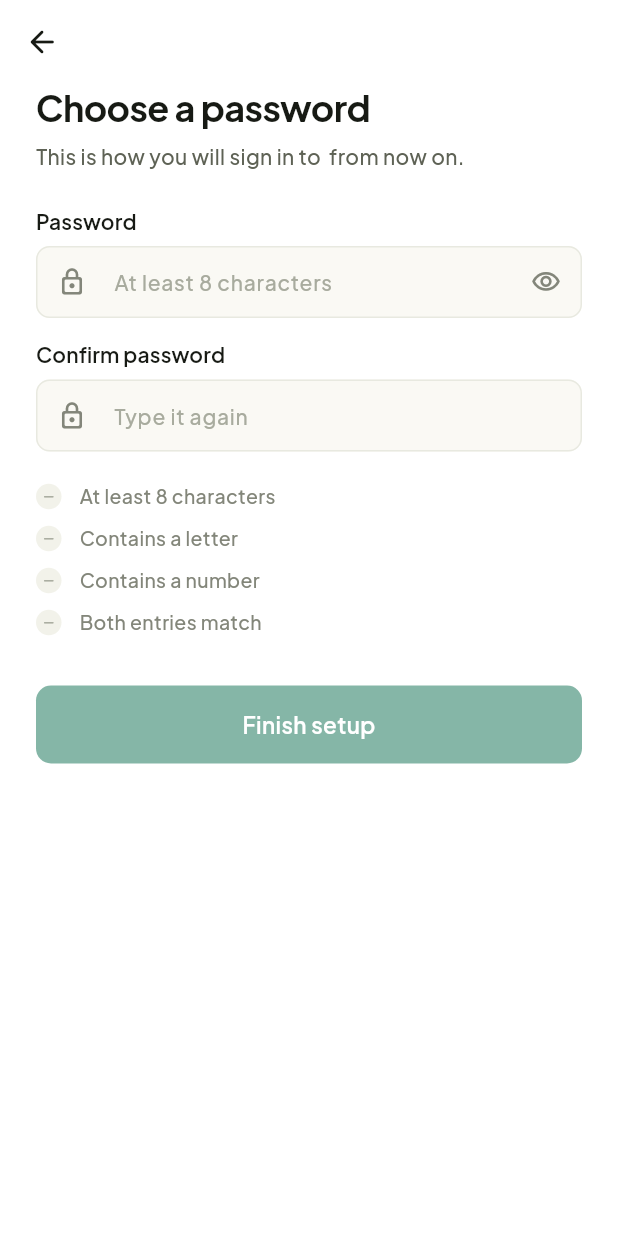
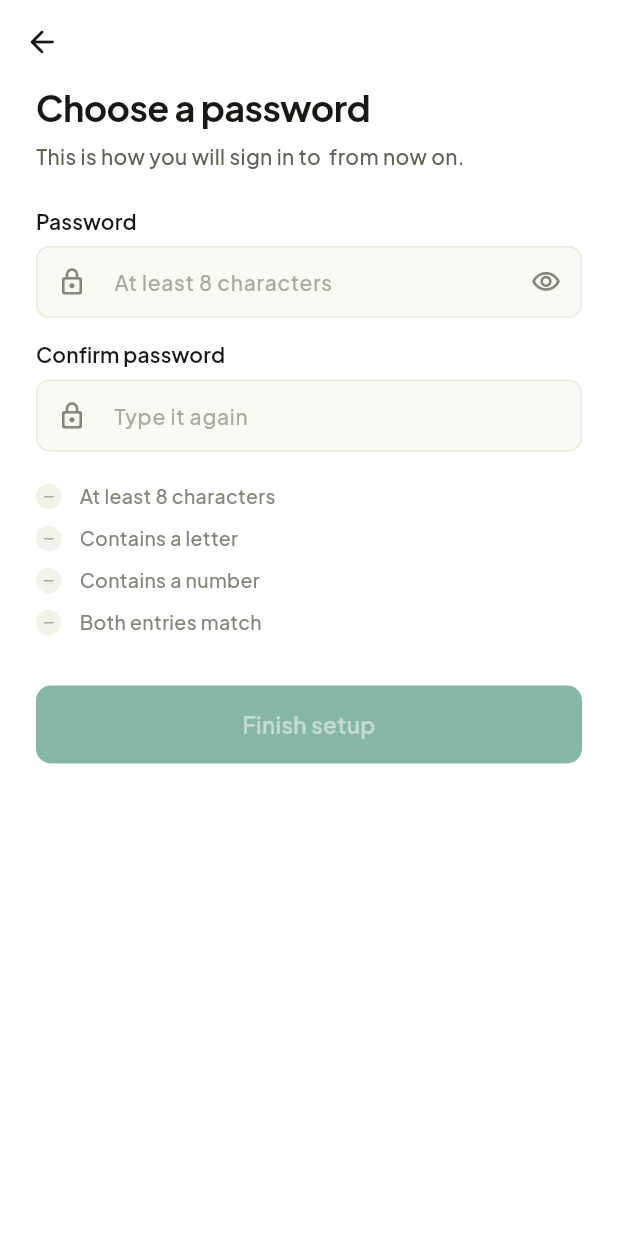
Before and after one commit to Gbemz10/Recur, a Flutter app: the CreatePasswordScreen screen opened directly with empty values, on a phone screen of 412 x 824 dp. Run offline on Flutter 3.47's test engine with Material 3 defaults, Android fonts, the phone set to English and light mode, and no system bars; our stand-ins replace flutter_secure_storage, google_fonts, image_picker, webview_flutter; accounts and stored records are empty.

Commit message:
Fix AppButton darkening when disabled, warn on duplicate trials
- The real cause of the Cancel button 'going dark': AppButton dimmed a
  disabled button by raising its background alpha. For solid variants
  (primary/destructive) that fades correctly, but ghost/outline start
  from Colors.transparent, which is black at 0% opacity — raising its
  alpha turned invisible black into a visible dark box. Reproduced via
  screen recording: Cancel darkens the instant Add reminder starts
  loading (both become 'disabled' together). Fixed by leaving
  transparent backgrounds alone and dimming the foreground text/icon
  color instead, so every variant gets a real disabled look without
  the artifact. (The barrierColor fix on the date picker sheet from
  the earlier report was a real, separate bug — this is the other
  cause of the same visual complaint.)
- Warn before creating a trial reminder with the same label + end date
  as one that already exists, rather than silently allowing a second,
  visually indistinguishable row. Doesn't block it outright — someone
  may genuinely want two trials with the same name.

```diff
--- a/lib/ui/app_button.dart
+++ b/lib/ui/app_button.dart
@@ -56,6 +56,18 @@
     final c = _colors(context);
     final disabled = onPressed == null || isLoading;
 
+    // Dimming a fully-transparent background (the ghost and outline
+    // variants both start from `Colors.transparent`, which is black at 0%
+    // opacity) by raising its alpha doesn't fade it — it turns invisible
+    // black into visible black, which read as the button "going dark" the
+    // moment it was disabled (e.g. Cancel next to a submitting button).
+    // Only opaque backgrounds fade correctly by raising alpha, so leave a
+    // transparent background alone and dim the foreground instead — that
+    // gives every variant, including ghost/outline, a real disabled look.
+    final fg = disabled ? c.fg.withValues(alpha: 0.5) : c.fg;
+    final bg = disabled && c.bg.a > 0 ? c.bg.withValues(alpha: 0.5) : c.bg;
+    final border = disabled && c.border != null ? c.border!.withValues(alpha: 0.5) : c.border;
+
     final content = Row(
       mainAxisSize: expand ? MainAxisSize.max : MainAxisSize.min,
       mainAxisAlignment: MainAxisAlignment.center,
@@ -67,7 +79,7 @@
           AppDotsLoader(size: _fontSize * 0.5, color: c.fg)
         else ...[
           if (icon != null) ...[
-            Icon(icon, size: 18, color: c.fg),
+            Icon(icon, size: 18, color: fg),
             const SizedBox(width: AppSpacing.sm),
           ],
           Text(
@@ -75,13 +87,13 @@
             style: TextStyle(
               fontSize: _fontSize,
               fontWeight: FontWeight.w600,
-              color: c.fg,
+              color: fg,
               height: 1,
             ),
           ),
           if (trailingIcon != null) ...[
             const SizedBox(width: AppSpacing.sm),
-            Icon(trailingIcon, size: 18, color: c.fg),
+            Icon(trailingIcon, size: 18, color: fg),
           ],
         ],
       ],
@@ -91,10 +103,10 @@
       height: _height,
       width: expand ? double.infinity : null,
       child: Material(
-        color: disabled ? c.bg.withValues(alpha: 0.5) : c.bg,
+        color: bg,
         shape: RoundedRectangleBorder(
           borderRadius: BorderRadius.circular(10),
-          side: c.border != null ? BorderSide(color: c.border!) : BorderSide.none,
+          side: border != null ? BorderSide(color: border) : BorderSide.none,
         ),
         child: InkWell(
           onTap: disabled ? null : onPressed,
```
Also changed, not shown: lib/screens/trial_reminders_screen.dart (+28 -2 lines).
